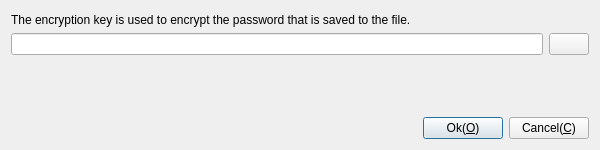
Before: the Qt Designer form Src/DlgInputPassword.ui in KangLin/RabbitRemoteControl, drawn with Qt 5.
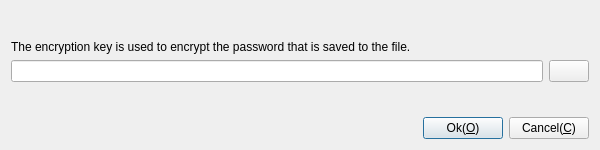
After: the same form once the commit is applied. Icons and pictures are not drawn.

Patch:
```diff
--- a/Src/DlgInputPassword.ui
+++ b/Src/DlgInputPassword.ui
@@ -75,7 +75,7 @@
      <property name="sizeHint" stdset="0">
       <size>
        <width>20</width>
-       <height>40</height>
+       <height>0</height>
       </size>
      </property>
     </spacer>
@@ -109,7 +109,7 @@
      <property name="sizeHint" stdset="0">
       <size>
        <width>20</width>
-       <height>93</height>
+       <height>0</height>
       </size>
      </property>
     </spacer>
```
